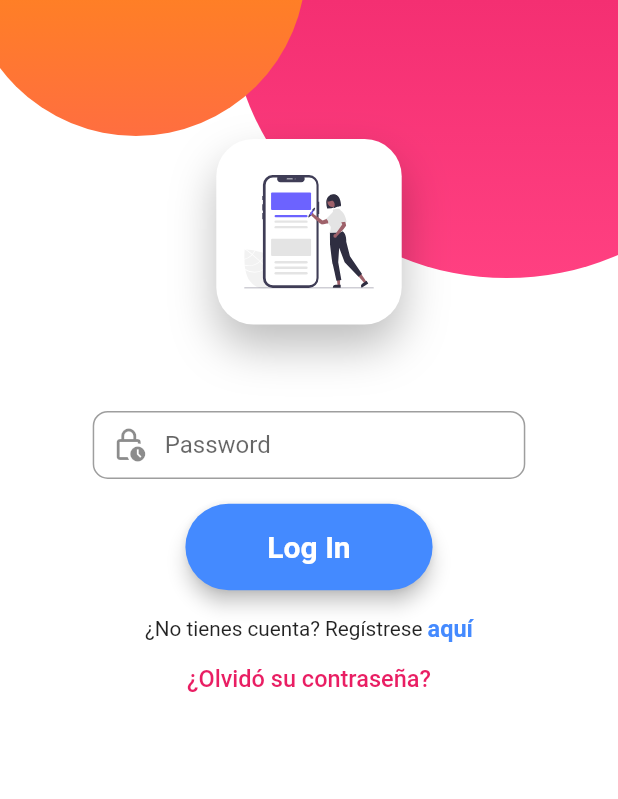
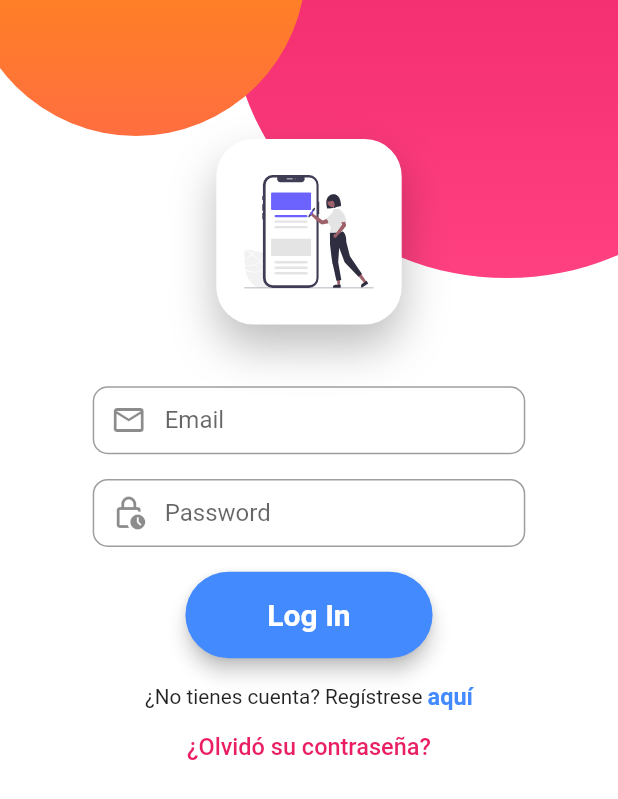
Before and after one commit to JhonRuiz95/flutter_application_3, a Flutter app: the screen it shows after launch, on a phone screen of 412 x 824 dp. Shown: the top 799 px of the screen. Run offline on Flutter 3.47's test engine with Material 2 defaults, Android fonts, the phone set to English and light mode, and no system bars; our stand-ins replace cloud_firestore, curved_navigation_bar, dio, file_picker, firebase_auth, firebase_core and 9 more; missing offline and left inert: dart:ffi, photo_manager; accounts and stored records are empty.

Commit message:
emailField sin comentario

```diff
--- a/lib/screens/login_screen.dart
+++ b/lib/screens/login_screen.dart
@@ -174,11 +174,11 @@ class _LoginScreenState extends State<LoginScreen> {
                       SizedBox(
                         height: responsive.hp(5),
                       ),
-                      // SizedBox(
-                      //   width: responsive.wp(ancho),
-                      //   height: responsive.hp(alto),
-                      //   child: emailField,
-                      // ),
+                       SizedBox(
+                         width: responsive.wp(ancho),
+                         height: responsive.hp(alto),
+                         child: emailField,
+                       ),
                       SizedBox(
                         height: responsive.hp(2),
                       ),
```
